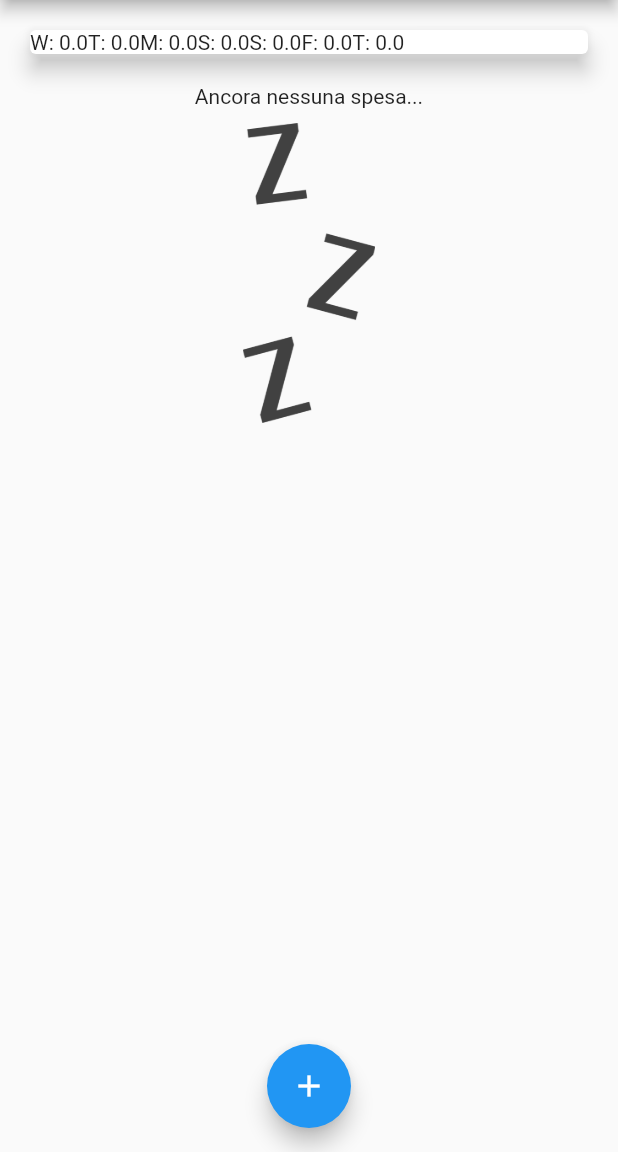
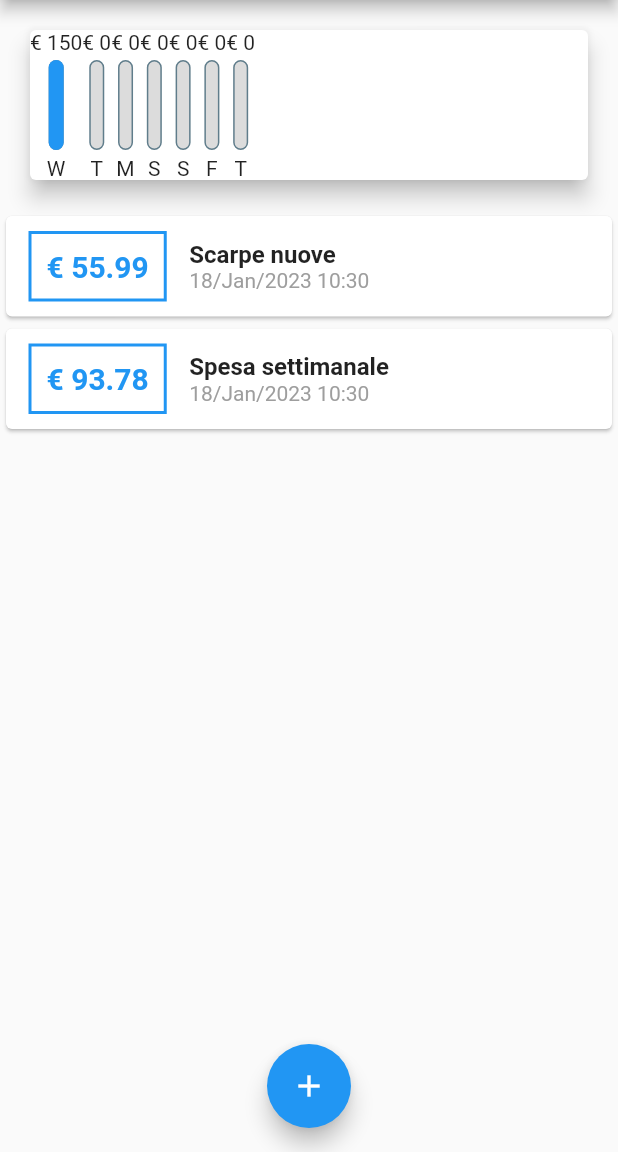
Before and after one commit to DavideIsaia/app_spese, a Flutter app: the screen it shows after launch, on a phone screen of 412 x 824 dp, the part 84-1236 px from its top. Run offline on Flutter 3.47's test engine with Material 2 defaults, Android fonts, the phone set to English and light mode, and no system bars.

Commit message:
le barre del grafico si riempiono in base ai valori immessi

```diff
--- a/lib/main.dart
+++ b/lib/main.dart
@@ -24,13 +24,13 @@ class MyHomePage extends StatefulWidget {
 
 class _MyHomePageState extends State<MyHomePage> {
   final List<Transaction> _userTransactions = [
-    // Transaction(
-    //     id: 't1', title: 'Scarpe nuove', amount: 55.99, date: DateTime.now()),
-    // Transaction(
-    //     id: 't1',
-    //     title: 'Spesa settimanale',
-    //     amount: 93.78,
-    //     date: DateTime.now())
+    Transaction(
+        id: 't1', title: 'Scarpe nuove', amount: 55.99, date: DateTime.now()),
+    Transaction(
+        id: 't1',
+        title: 'Spesa settimanale',
+        amount: 93.78,
+        date: DateTime.now())
   ];
 
   List<Transaction> get _recentTransactions {
--- a/lib/widgets/chart.dart
+++ b/lib/widgets/chart.dart
@@ -1,11 +1,13 @@
 // ignore_for_file: prefer_const_constructors
 import 'package:app_spese/models/transaction.dart';
+import 'package:app_spese/widgets/chart_bar.dart';
 import 'package:flutter/material.dart';
 import 'package:intl/intl.dart';
 
 class Chart extends StatelessWidget {
   final List<Transaction> recentTransactions;
   Chart(this.recentTransactions);
+
   // i getter sono quelle proprietà che voglio calcolare dinamicamente
   List<Map<String, Object>> get groupedTransacionValues {
     return List.generate(7, (index) {
@@ -19,7 +21,16 @@ class Chart extends StatelessWidget {
         }
       }
       //aggiungo substring per avere solo la lettera iniziale del giorno
-      return {'day': DateFormat.E().format(weekDay).substring(0,1), 'amount': totalSum};
+      return {
+        'day': DateFormat.E().format(weekDay).substring(0, 1),
+        'amount': totalSum
+      };
+    });
+  }
+
+  double get totalSpending {
+    return groupedTransacionValues.fold(0, (previousValue, element) {
+      return previousValue + (element['amount'] as double);
     });
   }
 
@@ -30,7 +41,8 @@ class Chart extends StatelessWidget {
       margin: EdgeInsets.all(20),
       child: Row(
         children: groupedTransacionValues.map((data) {
-          return Text('${data['day']}: ${data['amount']}');
+          return ChartBar(data['day'] as String, data['amount'] as double,
+              (data['amount'] as double) / totalSpending);
         }).toList(),
       ),
     );
```
